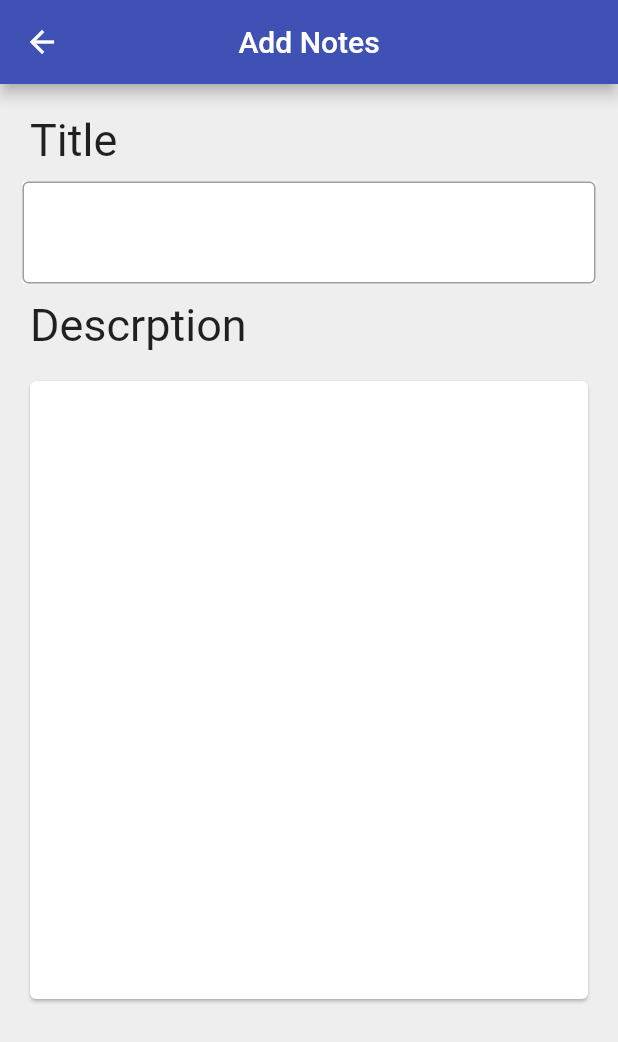
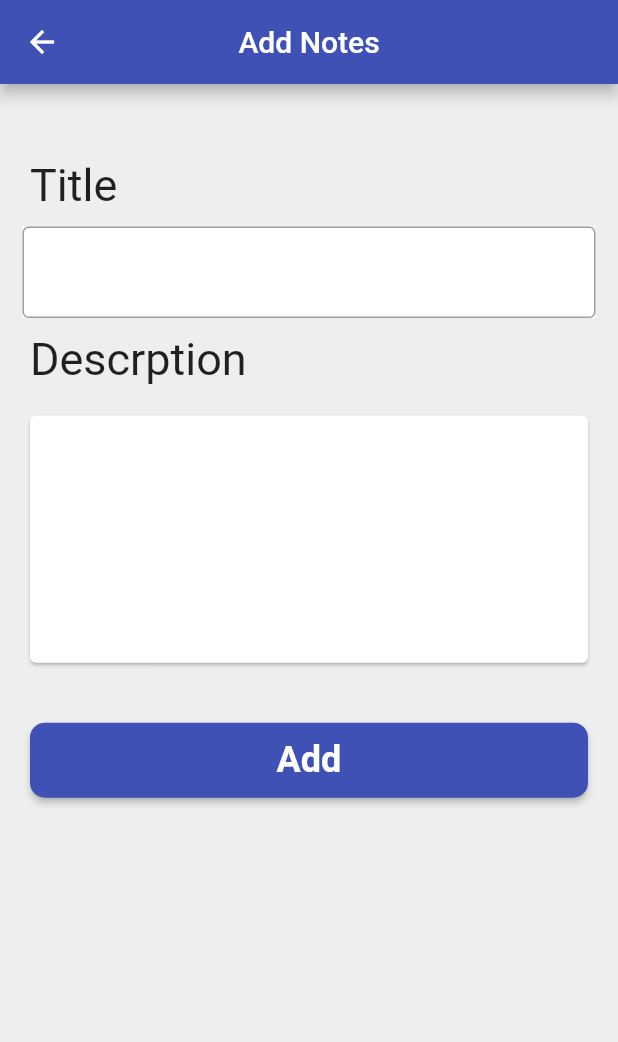
Before and after one commit to AkhilVaikom/sample_tb_share_notes, a Flutter app: the screen it shows after launch, after a tap on "Login", after a tap on the "add" icon, on a phone screen of 412 x 824 dp. Shown: the top 1042 px of the screen. Run offline on Flutter 3.47's test engine with Material 2 defaults, Android fonts, the light colour scheme and no system bars.

Commit message:
loginPage error rebuild

```diff
--- a/lib/constants/string_constants.dart
+++ b/lib/constants/string_constants.dart
@@ -1,3 +1,8 @@
+import 'package:flutter/cupertino.dart';
+import 'package:flutter/material.dart';
+
 String appBarImage = "assets/images/appbar.png";
 String splashImage = "assets/images/TechBlaze_logo.png";
 String appName = "Share Notes";
+IconData passwordVisibility = Icons.visibility;
+IconData passwordVisibilityOff = Icons.visibility_off;
--- a/lib/constants/style_constants.dart
+++ b/lib/constants/style_constants.dart
@@ -7,4 +7,5 @@ appBarBoxDecoration(String image) => BoxDecoration(
       image: DecorationImage(image: AssetImage(image), fit: BoxFit.fill),
     );
 const subHeadStyle = TextStyle(fontSize: 30, fontWeight: FontWeight.w400);
-const contentStyle = TextStyle(fontSize: 24);
+const contentStyle = TextStyle(fontSize: 18);
+var buttonShape = MaterialStateProperty.all(RoundedRectangleBorder(borderRadius: BorderRadius.circular(10)));
--- a/lib/screens/home/home_screen.dart
+++ b/lib/screens/home/home_screen.dart
@@ -37,7 +37,7 @@ class HomeScreen extends StatelessWidget {
             leading: CircleAvatar(
               child: Text("${index + 1}"),
             ),
-            trailing: const Icon(Icons.forward),
+            trailing: const Icon(Icons.arrow_forward_ios),
           );
         },
         separatorBuilder: (context, index) {
--- a/lib/screens/login/login_screen.dart
+++ b/lib/screens/login/login_screen.dart
@@ -6,12 +6,24 @@ import 'package:tb_share_notes/screens/home/home_screen.dart';
 import 'package:tb_share_notes/screens/signup/signup_screen.dart';
 import 'package:tb_share_notes/widgets/app_bar_container.dart';
 
-class LoginScreen extends StatelessWidget {
+class LoginScreen extends StatefulWidget {
   const LoginScreen({Key? key}) : super(key: key);
 
   @override
+  State<LoginScreen> createState() => _LoginScreenState();
+}
+
+class _LoginScreenState extends State<LoginScreen> {
+  bool hidePassword = true;
+  String? _username;
+  String? _password;
+  @override
   Widget build(BuildContext context) {
+    TextEditingController emailController = TextEditingController();
+    TextEditingController passwordController = TextEditingController();
     Size size = MediaQuery.of(context).size;
+    var smallGap = const SizedBox(height: 20);
+
     return Scaffold(
       body: SafeArea(
         child: SingleChildScrollView(
@@ -59,34 +71,9 @@ class LoginScreen extends StatelessWidget {
                               child: Wrap(
                                 spacing: 1,
                                 children: [
-
-                                  TextFormField(
-                                    keyboardType: TextInputType.emailAddress,
-                                    decoration: const InputDecoration(
-                                      border: OutlineInputBorder(),
-                                      prefixIcon: Icon(Icons.email),
-                                      hintText: "Email",
-                                    ),
-                                  ),
-                                  const SizedBox(
-                                    height: 10,
-                                  ),
-                                  TextFormField(
-                                    keyboardType: TextInputType.text,
-                                    obscureText: true,
-                                    decoration: InputDecoration(
-                                        border: const OutlineInputBorder(),
-                                        prefixIcon: IconButton(
-                                          onPressed: () {},
-                                          icon: const Icon(Icons.lock_outlined),
-                                        ),
-                                        hintText: "Pssword",
-                                        suffixIcon: const Icon(
-                                          Icons.visibility,
-                                          color: Colors.indigoAccent,
-                                        )),
-                                  ),
-
+                                  emailTextField(emailController),
+                                  smallGap,
+                                  passwordTextField(passwordController),
                                 ],
                               ),
                             ),
@@ -102,17 +89,24 @@ class LoginScreen extends StatelessWidget {
                               ),
                             ),
                           ),
-                          const SizedBox(height: 10,),
+                          smallGap,
                           SizedBox(
                             height: 50,
                             child: ElevatedButton(
                               onPressed: () {
-                                 Navigator.pushReplacement(
-                                              context,
-                                              MaterialPageRoute(
-                                                  builder: (context) =>
-                                                      const HomeScreen()),
-                                            );
+                                _username = emailController.text;
+                                _password = passwordController.text;
+                                if (_username!.isEmpty || _password!.isEmpty) {
+                                  print("Please Enter Field");
+                                } else {
+                                  print(_username);
+                                  print(_password);
+                                }
+                                Navigator.pushReplacement(
+                                  context,
+                                  MaterialPageRoute(
+                                      builder: (context) => const HomeScreen()),
+                                );
                               },
                               child: const Text(
                                 "Login",
@@ -159,4 +153,40 @@ class LoginScreen extends StatelessWidget {
       ),
     );
   }
+
+  TextFormField passwordTextField(TextEditingController passwordController) {
+    return TextFormField(
+
+      style: contentStyle,
+      controller: passwordController,
+      keyboardType: TextInputType.text,
+      obscureText: hidePassword,
+      decoration: InputDecoration(
+        border: const OutlineInputBorder(),
+        suffixIcon: IconButton(
+            onPressed: () {
+              setState(() {
+                hidePassword = !hidePassword;
+              });
+            },
+            icon: Icon(
+                hidePassword ? passwordVisibility : passwordVisibilityOff)),
+        hintText: "Pssword",
+        prefixIcon: const Icon(Icons.lock_outlined),
+      ),
+    );
+  }
+
+  TextFormField emailTextField(TextEditingController emailController) {
+    return TextFormField(
+      style: contentStyle,
+      controller: emailController,
+      keyboardType: TextInputType.emailAddress,
+      decoration: const InputDecoration(
+        border: OutlineInputBorder(),
+        prefixIcon: Icon(Icons.email),
+        hintText: "Email",
+      ),
+    );
+  }
 }
--- a/lib/screens/sharenotes/add_notes/add_share_notes.dart
+++ b/lib/screens/sharenotes/add_notes/add_share_notes.dart
@@ -17,7 +17,9 @@ class AddNotesScreen extends StatelessWidget {
         child: Column(
           crossAxisAlignment: CrossAxisAlignment.start,
           children: [
-            const SizedBox(height: 20,),
+            const SizedBox(
+              height: 50,
+            ),
             const Padding(
               padding: EdgeInsets.symmetric(horizontal: 20.0),
               child: Text(
@@ -26,7 +28,7 @@ class AddNotesScreen extends StatelessWidget {
               ),
             ),
             Padding(
-              padding: const EdgeInsets.symmetric(horizontal:15.0),
+              padding: const EdgeInsets.symmetric(horizontal: 15.0),
               child: Column(
                 crossAxisAlignment: CrossAxisAlignment.start,
                 children: [
@@ -59,7 +61,7 @@ class AddNotesScreen extends StatelessWidget {
             Card(
               margin: const EdgeInsets.all(20),
               child: SizedBox(
-                height: _size.height * .5,
+                height: _size.height * .2,
                 child: Padding(
                   padding: const EdgeInsets.all(15.0),
                   child: SingleChildScrollView(
@@ -78,6 +80,18 @@ class AddNotesScreen extends StatelessWidget {
                 ),
               ),
             ),
+            const SizedBox(
+              height: 20,
+            ),
+            Container(
+                padding: const EdgeInsets.symmetric(horizontal: 20),
+                height: 50,
+                width: double.infinity,
+                child: ElevatedButton(
+                  style: ButtonStyle(
+                    shape: buttonShape,
+                  ),
+                    onPressed: () {}, child: const Text("Add",style: buttonText,)))
           ],
         ),
       ),
```
Also changed, not shown: lib/screens/sharenotes/view_notes/view_share_notes.dart (+17 -4 lines), lib/screens/signup/signup_screen.dart (+39 -22 lines), pubspec.lock.
